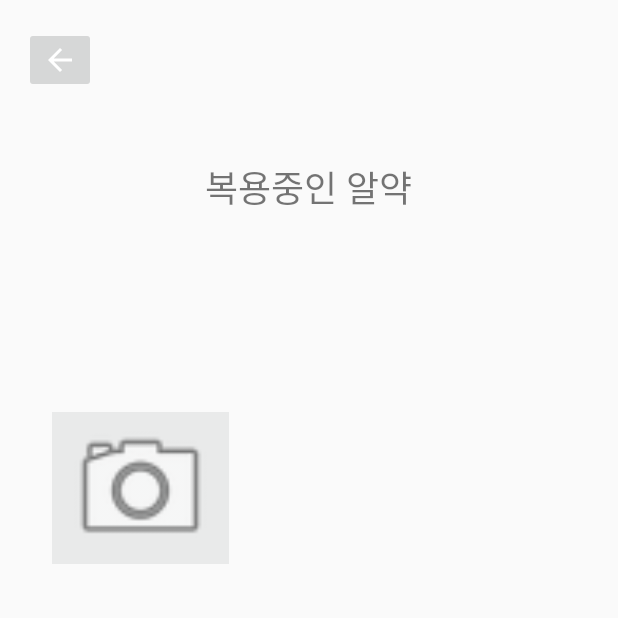
After one commit to sonsuhyune/PillProject_androidApp, an Android app: the show_pill screen opened directly, with no data from a screen before it, on a phone screen of 412 x 824 dp, the top half of it. The commit adds this screen. Run offline under Robolectric (Android 15) with nearby library versions, the phone set to English and light mode, and no system bars.

Commit message:
suhyun-name_search 화면, show_pill화면 추가 및 수정

```diff
--- a/app/build.gradle
+++ b/app/build.gradle
@@ -28,6 +28,7 @@ dependencies {
     implementation 'androidx.constraintlayout:constraintlayout:1.1.3'
     implementation 'com.google.android.material:material:1.2.0'
     implementation 'androidx.mediarouter:mediarouter:1.1.0'
+    implementation 'androidx.gridlayout:gridlayout:1.0.0'
     testImplementation 'junit:junit:4.12'
     androidTestImplementation 'androidx.test.ext:junit:1.1.1'
     androidTestImplementation 'androidx.test.espresso:espresso-core:3.2.0'
--- a/app/src/main/AndroidManifest.xml
+++ b/app/src/main/AndroidManifest.xml
@@ -21,6 +21,8 @@
         <activity android:name=".add_pill_user"/>
         <activity android:name=".login"/>
         <activity android:name=".signup"/>
+        <activity android:name=".name_search"/>
+        <activity android:name=".show_pill"/>
 
 
     </application>
--- /dev/null
+++ b/app/src/main/java/com/example/myapplication/show_pill.java
@@ -0,0 +1,28 @@
+package com.example.myapplication;
+
+import android.content.Intent;
+import android.os.Bundle;
+import android.view.View;
+import android.widget.Toast;
+
+import androidx.appcompat.app.AppCompatActivity;
+
+public class show_pill extends AppCompatActivity {
+
+    @Override
+    protected void onCreate(Bundle savedInstanceState) {
+        super.onCreate(savedInstanceState);
+        setContentView(R.layout.show_pill);
+    }
+
+    public void after_back(View v) {
+        Intent intent = new Intent(getApplicationContext(), after_login.class);
+        startActivity(intent);
+        overridePendingTransition(R.transition.anim_slide_a, R.transition.anim_slide_b);
+        intent.addFlags(Intent.FLAG_ACTIVITY_CLEAR_TASK);
+        intent.addFlags(Intent.FLAG_ACTIVITY_NEW_TASK);
+        Toast.makeText(getApplicationContext()," 뒤로가기가 눌렸습니다.", Toast.LENGTH_SHORT).show();
+    }
+
+
+}
--- a/app/src/main/res/layout/after_login.xml
+++ b/app/src/main/res/layout/after_login.xml
@@ -13,6 +13,7 @@
         android:layout_height="70dp"
         android:adjustViewBounds="true"
         android:background="#FFFDFD"
+        android:onClick="name_search_button"
         android:scaleType="fitCenter"
         app:layout_constraintBottom_toBottomOf="parent"
         app:layout_constraintHorizontal_bias="0.498"
@@ -84,6 +85,7 @@
         android:layout_height="70dp"
         android:adjustViewBounds="true"
         android:background="#FFFDFD"
+        android:onClick="show_pill_button"
         android:scaleType="fitCenter"
         app:layout_constraintBottom_toBottomOf="parent"
         app:layout_constraintHorizontal_bias="0.498"
--- /dev/null
+++ b/app/src/main/res/layout/show_pill.xml
@@ -0,0 +1,89 @@
+<?xml version="1.0" encoding="utf-8"?>
+<androidx.constraintlayout.widget.ConstraintLayout xmlns:android="http://schemas.android.com/apk/res/android"
+    android:layout_width="match_parent"
+    android:layout_height="match_parent"
+    xmlns:app="http://schemas.android.com/apk/res-auto"
+    xmlns:tools="http://schemas.android.com/tools">
+
+
+    <TextView
+        android:id="@+id/textView4"
+        android:layout_width="wrap_content"
+        android:layout_height="wrap_content"
+        android:text=" 복용중인 알약 "
+        android:textSize="24sp"
+        app:layout_constraintBottom_toBottomOf="parent"
+        app:layout_constraintHorizontal_bias="0.498"
+        app:layout_constraintLeft_toLeftOf="parent"
+        app:layout_constraintRight_toRightOf="parent"
+
+        app:layout_constraintTop_toTopOf="parent"
+        app:layout_constraintVertical_bias="0.135"
+        tools:layout_constraintBottom_creator="1"
+        tools:layout_constraintLeft_creator="1"
+        tools:layout_constraintRight_creator="1"
+        tools:layout_constraintTop_creator="1" />
+    <ImageButton
+        android:id="@+id/imageButton"
+        android:layout_width="wrap_content"
+        android:layout_height="wrap_content"
+        android:onClick="after_back"
+        app:layout_constraintBottom_toBottomOf="parent"
+        app:layout_constraintHorizontal_bias="0.044"
+        app:layout_constraintLeft_toLeftOf="parent"
+        app:layout_constraintRight_toRightOf="parent"
+        app:layout_constraintTop_toTopOf="parent"
+        app:layout_constraintVertical_bias="0.023"
+        app:srcCompat="@drawable/abc_vector_test"
+        tools:layout_constraintBottom_creator="1"
+        tools:layout_constraintLeft_creator="1"
+        tools:layout_constraintRight_creator="1"
+        tools:layout_constraintTop_creator="1" />
+
+    <ScrollView
+        android:layout_width="343dp"
+        android:layout_height="465dp"
+        app:layout_constraintBottom_toBottomOf="parent"
+        app:layout_constraintLeft_toLeftOf="parent"
+        app:layout_constraintRight_toRightOf="parent"
+
+        app:layout_constraintTop_toTopOf="parent"
+        app:layout_constraintVertical_bias="0.766"
+        tools:layout_constraintBottom_creator="1"
+        tools:layout_constraintLeft_creator="1"
+        tools:layout_constraintRight_creator="1"
+        tools:layout_constraintTop_creator="1">
+
+        <LinearLayout
+            android:layout_width="match_parent"
+            android:layout_height="wrap_content"
+            android:orientation="horizontal">
+
+
+            <ImageView
+                android:id="@+id/imageView2"
+                android:layout_width="118dp"
+                android:layout_height="101dp"
+                android:background="#E9EAEA"
+                app:layout_constraintBottom_toBottomOf="parent"
+                app:layout_constraintHorizontal_bias="0.136"
+                app:layout_constraintLeft_toLeftOf="parent"
+                app:layout_constraintRight_toRightOf="parent"
+                app:layout_constraintTop_toTopOf="parent"
+                app:layout_constraintVertical_bias="0.228"
+                app:srcCompat="@android:drawable/ic_menu_camera"
+
+                tools:layout_constraintBottom_creator="1"
+                tools:layout_constraintLeft_creator="1"
+                tools:layout_constraintRight_creator="1"
+                tools:layout_constraintTop_creator="1" />
+
+
+        </LinearLayout>
+
+
+
+    </ScrollView>
+
+
+</androidx.constraintlayout.widget.ConstraintLayout>
```
Also changed, not shown: app/src/main/java/com/example/myapplication/after_login.java (+18 -0 lines), app/src/main/java/com/example/myapplication/name_search.java (added, +27 -0 lines), app/src/main/res/layout/name_search.xml (added, +48 -0 lines).
